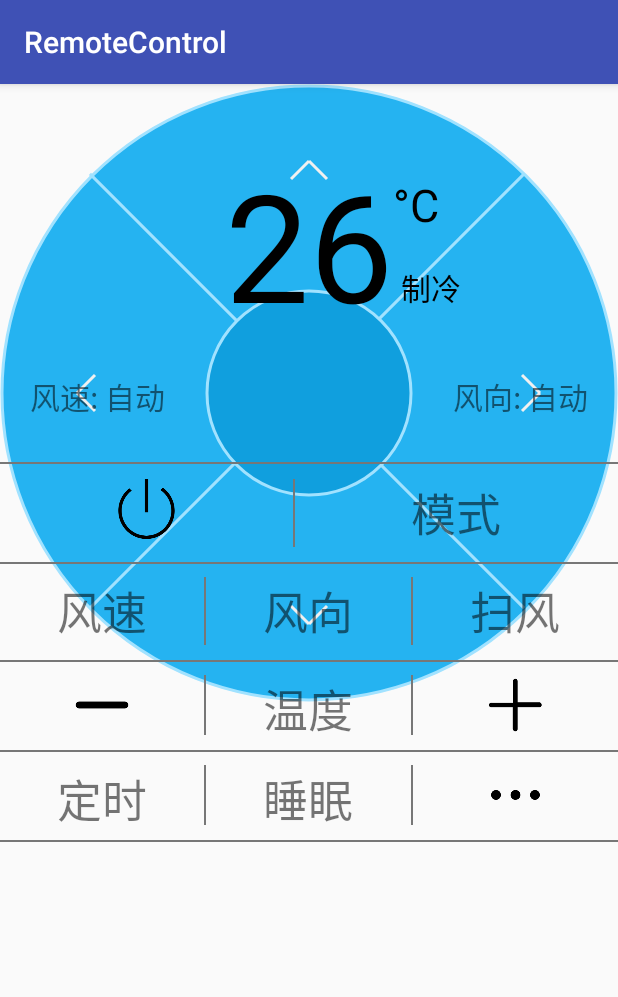
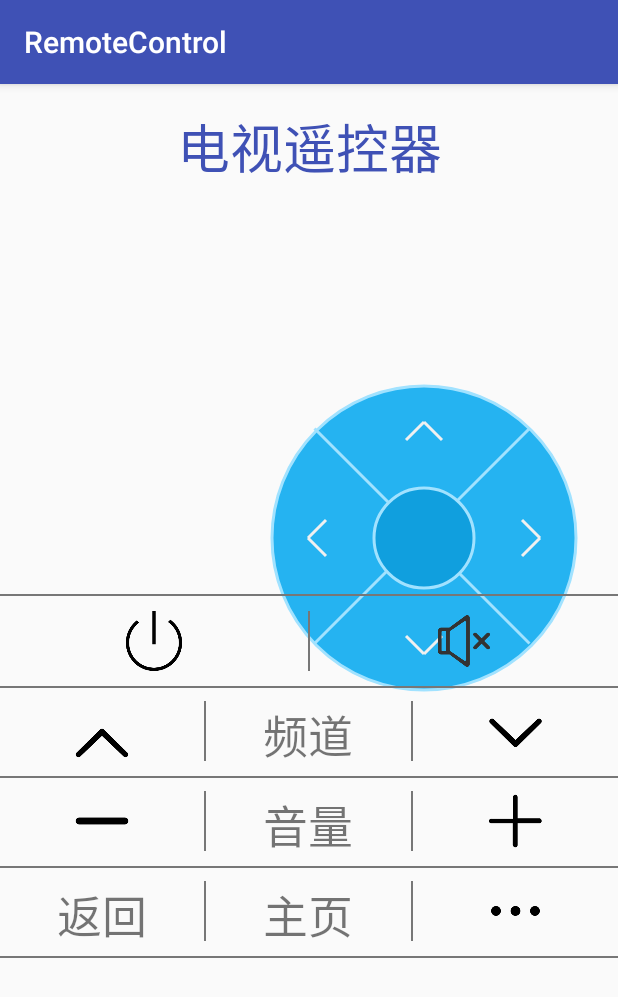
Before and after one commit to dick20/PhotoController, an Android app: the TvDetailActivity screen opened directly, with no data from a screen before it, on a phone screen of 412 x 824 dp. Shown: the top 997 px of the screen. Run offline under Robolectric (Android 15) with nearby library versions, the phone set to English and light mode, and no system bars.

Commit message:
完成电视的详情页面

```diff
--- a/app/src/main/java/dick/android/remotecontrol/WheelView.java
+++ b/app/src/main/java/dick/android/remotecontrol/WheelView.java
@@ -19,6 +19,8 @@ import static java.lang.Math.sqrt;
 public class WheelView extends View {
     WheelClickListener listener;
     int pressFlag ;
+    int temp_left = 270; // 调整左边距
+    int temp_up = 300; // 调整上边距
     public static final int CLICK_NONE = -1;
     public static final int CLICK_RIGHT_DOWN = 0, CLICK_BOTTOM_DOWN = 1, CLICK_LEFT_DOWN = 2, CLICK_TOP_DOWN = 3;
     public static final int CLICK_RIGHT_UP = 4, CLICK_BOTTOM_UP = 5, CLICK_LEFT_UP = 6, CLICK_TOP_UP = 7;
@@ -36,7 +38,7 @@ public class WheelView extends View {
 
     @Override
     protected void onDraw(Canvas canvas) {
-        int w = canvas.getWidth();
+        int w = (int)(canvas.getWidth() * 0.5);
         r1 = w / 2 - 2;
         r2 = r1 / 3;
         float density = getResources().getDisplayMetrics().density;
@@ -44,35 +46,35 @@ public class WheelView extends View {
         p.setColor(upClr);
         p.setAntiAlias(true);
         p.setStyle(Paint.Style.FILL);
-        canvas.drawCircle(w / 2, w / 2, r1, p);
+        canvas.drawCircle(w / 2+temp_left, w / 2+temp_up, r1, p);
         if (pressFlag >= CLICK_RIGHT_DOWN && pressFlag <= CLICK_TOP_DOWN) {
             p.setColor(innerClr);
-            canvas.drawArc(new RectF(0, 0, w, w), pressFlag * 90 - 45, 90, true, p);
+            canvas.drawArc(new RectF(temp_left, temp_up, temp_left+w, temp_up+w), pressFlag * 90 - 45, 90, true, p);
         }
         p.setColor(borderClr);
         p.setStyle(Paint.Style.STROKE);
         p.setStrokeWidth(density * 2f);
-        canvas.drawCircle(w / 2, w / 2, r1, p);
+        canvas.drawCircle(w / 2+temp_left, w / 2+temp_up, r1, p);
         float factor = (float) sqrt(2);
         p.setColor(borderClr);
-        canvas.drawLine(r1 - r1 / factor, r1 - r1 / factor, r1 + r1 / factor, r1 + r1 / factor, p);
-        canvas.drawLine(r1 - r1 / factor, r1 + r1 / factor, r1 + r1 / factor, r1 - r1 / factor, p);
+        canvas.drawLine(r1 - r1 / factor+temp_left, r1 - r1 / factor+temp_up, r1 + r1 / factor+temp_left, r1 + r1 / factor+temp_up, p);
+        canvas.drawLine(r1 - r1 / factor+temp_left, r1 + r1 / factor+temp_up, r1 + r1 / factor+temp_left, r1 - r1 / factor+temp_up, p);
         p.setColor(arrowClr);
         p.setStrokeJoin(Paint.Join.MITER);
-        canvas.drawLine(w / 8 + 12 * density, w / 2 - 12 * density, w / 8, w / 2, p);
-        canvas.drawLine(w / 8, w / 2, w / 8 + 12 * density, w / 2 + 12 * density, p);
-        canvas.drawLine(w * 7 / 8 - 12 * density, w / 2 - 12 * density, w * 7 / 8, w / 2, p);
-        canvas.drawLine(w * 7 / 8 - 12 * density, w / 2 + 12 * density, w * 7 / 8, w / 2, p);
-        canvas.drawLine(w / 2 - 12 * density, w / 8 + 12 * density, w / 2, w / 8, p);
-        canvas.drawLine(w / 2 + 12 * density, w / 8 + 12 * density, w / 2, w / 8, p);
-        canvas.drawLine(w / 2 - 12 * density, w * 7 / 8 - 12 * density, w / 2, w * 7 / 8, p);
-        canvas.drawLine(w / 2 + 12 * density, w * 7 / 8 - 12 * density, w / 2, w * 7 / 8, p);
+        canvas.drawLine(w / 8 + 12 * density+temp_left, w / 2 - 12 * density+temp_up, w / 8+temp_left, w / 2+temp_up, p);
+        canvas.drawLine(w / 8+temp_left, w / 2+temp_up, w / 8 + 12 * density+temp_left, w / 2 + 12 * density+temp_up, p);
+        canvas.drawLine(w * 7 / 8 - 12 * density+temp_left, w / 2 - 12 * density+temp_up, w * 7 / 8+temp_left, w / 2+temp_up, p);
+        canvas.drawLine(w * 7 / 8 - 12 * density+temp_left, w / 2 + 12 * density+temp_up, w * 7 / 8+temp_left, w / 2+temp_up, p);
+        canvas.drawLine(w / 2 - 12 * density+temp_left, w / 8 + 12 * density+temp_up, w / 2+temp_left, w / 8+temp_up, p);
+        canvas.drawLine(w / 2 + 12 * density+temp_left, w / 8 + 12 * density+temp_up, w / 2+temp_left, w / 8+temp_up, p);
+        canvas.drawLine(w / 2 - 12 * density+temp_left, w * 7 / 8 - 12 * density+temp_up, w / 2+temp_left, w * 7 / 8+temp_up, p);
+        canvas.drawLine(w / 2 + 12 * density+temp_left, w * 7 / 8 - 12 * density+temp_up, w / 2+temp_left, w * 7 / 8+temp_up, p);
         p.setColor(innerClr);
         p.setStyle(Paint.Style.FILL);
-        canvas.drawCircle(w / 2, w / 2, r2, p);
+        canvas.drawCircle(w / 2+temp_left, w / 2+temp_up, r2, p);
         p.setColor(borderClr);
         p.setStyle(Paint.Style.STROKE);
-        canvas.drawCircle(w / 2, w / 2, r2, p);
+        canvas.drawCircle(w / 2+temp_left, w / 2+temp_up, r2, p);
     }
 
     public interface WheelClickListener {
@@ -81,8 +83,8 @@ public class WheelView extends View {
 
     @Override
     public boolean onTouchEvent(MotionEvent event) {
-        float x = event.getX();
-        float y = event.getY();
+        float x = event.getX() - temp_left;
+        float y = event.getY() - temp_up;
         if (sqrt(r1 * r1) > hypot(r1 - x, r1 - y) && sqrt(r2 * r2) < hypot(r1 - x, r1 - y)) {
             if (event.getActionMasked() == MotionEvent.ACTION_DOWN) {
                 float translatedX = x - r1;
--- a/app/src/main/res/layout/activity_ac_detail.xml
+++ b/app/src/main/res/layout/activity_ac_detail.xml
@@ -15,12 +15,13 @@ tools:context=".MainActivity">
         app:layout_constraintRight_toRightOf="parent"
         app:layout_constraintTop_toTopOf="parent"
         android:layout_marginTop="15dp"
-        android:textSize="25dp"
+        android:textSize="35dp"
         android:textColor="@color/colorPrimary"
         />
 
     <android.support.constraint.ConstraintLayout
         app:layout_constraintTop_toTopOf="parent"
+        android:layout_marginTop="25dp"
         android:id="@+id/temperature"
         android:layout_width="match_parent"
         android:layout_height="wrap_content">
--- a/app/src/main/res/layout/activity_tv_detail.xml
+++ b/app/src/main/res/layout/activity_tv_detail.xml
@@ -7,7 +7,7 @@
     tools:context=".MainActivity">
 
     <TextView
-        android:id="@+id/controll_name"
+        android:id="@+id/controll_name2"
         android:layout_width="wrap_content"
         android:layout_height="wrap_content"
         android:text="电视遥控器"
@@ -15,7 +15,7 @@
         app:layout_constraintRight_toRightOf="parent"
         app:layout_constraintTop_toTopOf="parent"
         android:layout_marginTop="15dp"
-        android:textSize="25dp"
+        android:textSize="35dp"
         android:textColor="@color/colorPrimary"
         />
 
@@ -27,84 +27,22 @@
         app:layout_constraintRight_toRightOf="parent"
         />
 
-    <android.support.constraint.ConstraintLayout
+    <View
+        android:id="@+id/line1"
         app:layout_constraintTop_toTopOf="parent"
-        android:id="@+id/temperature"
+        android:layout_marginTop="350dp"
         android:layout_width="match_parent"
-        android:layout_height="wrap_content">
-
-        <TextView
-            android:id="@+id/number"
-            android:layout_width="wrap_content"
-            android:layout_height="wrap_content"
-            app:layout_constraintLeft_toLeftOf="parent"
-            app:layout_constraintRight_toRightOf="parent"
-            app:layout_constraintTop_toTopOf="parent"
-            android:layout_marginTop="40dp"
-            android:textSize="100dp"
-            android:text="26"
-            android:textColor="#000000"
-            />
-
-        <TextView
-            android:id="@+id/oc"
-            android:layout_width="wrap_content"
-            android:layout_height="wrap_content"
-            app:layout_constraintLeft_toRightOf="@id/number"
-            app:layout_constraintTop_toTopOf="parent"
-            android:layout_marginTop="60dp"
-            android:textSize="30dp"
-            android:text="°C"
-            android:textColor="#000000"
-            />
-
-        <TextView
-            android:id="@+id/mode"
-            android:layout_width="wrap_content"
-            android:layout_height="wrap_content"
-            app:layout_constraintLeft_toRightOf="@id/number"
-            app:layout_constraintTop_toBottomOf="@id/oc"
-            android:layout_marginTop="20dp"
-            android:layout_marginLeft="5dp"
-            android:textSize="20dp"
-            android:text="制冷"
-            android:textColor="#000000"
-            />
-
-        <TextView
-            android:id="@+id/wind_speed"
-            android:layout_width="wrap_content"
-            android:layout_height="wrap_content"
-            app:layout_constraintLeft_toLeftOf="parent"
-            app:layout_constraintTop_toBottomOf="@id/number"
-            android:layout_marginLeft="20dp"
-            android:layout_marginTop="20dp"
-            android:textSize="20dp"
-            android:text="风速: 自动"
-            />
-        <TextView
-            android:id="@+id/wind_direction"
-            android:layout_width="wrap_content"
-            android:layout_height="wrap_content"
-            app:layout_constraintRight_toRightOf="parent"
-            app:layout_constraintTop_toBottomOf="@id/number"
-            android:layout_marginRight="20dp"
-            android:layout_marginTop="20dp"
-            android:textSize="20dp"
-            android:text="风向: 自动"
-            />
-    </android.support.constraint.ConstraintLayout>
+        android:layout_height="1dp"/>
 
     <LinearLayout xmlns:android="http://schemas.android.com/apk/res/android"
-        app:layout_constraintTop_toBottomOf="@id/temperature"
-        android:id="@+id/open_banner"
+        app:layout_constraintTop_toBottomOf="@id/line1"
+        android:id="@+id/open_banner2"
         android:layout_width="match_parent"
-        android:layout_marginTop="40dp"
         android:layout_height="wrap_content"
         android:orientation="horizontal">
 
         <ImageView
-            android:id="@+id/open_but"
+            android:id="@+id/open_but_tv"
             android:layout_width="40dp"
             android:layout_height="40dp"
             android:layout_weight="1"
@@ -116,31 +54,42 @@
             android:layout_height="match_parent"
             android:background="#777777"/>
 
-        <TextView
-            android:id="@+id/mode_but"
-            android:layout_width="wrap_content"
-            android:layout_height="wrap_content"
+        <ImageView
+            android:id="@+id/mute_but"
+            android:layout_width="40dp"
+            android:layout_height="40dp"
             android:layout_weight="1"
+            android:src="@drawable/mute"
             android:gravity="center_horizontal"
-            android:text="模式"
-            android:textSize="30dp"
             />
     </LinearLayout>
     <LinearLayout xmlns:android="http://schemas.android.com/apk/res/android"
-        app:layout_constraintTop_toBottomOf="@id/open_banner"
+        app:layout_constraintTop_toBottomOf="@id/open_banner2"
         android:id="@+id/wind_banner"
         android:layout_width="match_parent"
         android:layout_marginTop="20dp"
         android:layout_height="wrap_content"
         android:orientation="horizontal">
 
+        <ImageView
+            android:id="@+id/up_but"
+            android:layout_width="40dp"
+            android:layout_height="40dp"
+            android:layout_weight="1"
+            android:src="@drawable/up"
+            />
+
+        <View
+            android:layout_width="1.5dp"
+            android:layout_height="match_parent"
+            android:background="#777777"/>
+
         <TextView
-            android:id="@+id/speed_but"
-            android:layout_width="wrap_content"
-            android:layout_height="wrap_content"
+            android:layout_width="40dp"
+            android:layout_height="40dp"
             android:layout_weight="1"
             android:gravity="center_horizontal"
-            android:text="风速"
+            android:text="频道"
             android:textSize="30dp"
             />
 
@@ -148,28 +97,13 @@
             android:layout_width="1.5dp"
             android:layout_height="match_parent"
             android:background="#777777"/>
-        <TextView
-            android:id="@+id/direction_but"
-            android:layout_width="wrap_content"
-            android:layout_height="wrap_content"
+
+        <ImageView
+            android:id="@+id/down_but"
+            android:layout_width="40dp"
+            android:layout_height="40dp"
             android:layout_weight="1"
-            android:gravity="center_horizontal"
-            android:text="风向"
-            android:textSize="30dp"
-            />
-
-        <View
-            android:layout_width="1.5dp"
-            android:layout_height="match_parent"
-            android:background="#777777"/>
-        <TextView
-            android:id="@+id/sao_but"
-            android:layout_width="wrap_content"
-            android:layout_height="wrap_content"
-            android:layout_weight="1"
-            android:gravity="center_horizontal"
-            android:text="扫风"
-            android:textSize="30dp"
+            android:src="@drawable/down"
             />
     </LinearLayout>
 
@@ -182,7 +116,7 @@
         android:orientation="horizontal">
 
         <ImageView
-            android:id="@+id/decrease_but"
+            android:id="@+id/decrease_but2"
             android:layout_width="40dp"
             android:layout_height="40dp"
             android:layout_weight="1"
@@ -199,7 +133,7 @@
             android:layout_height="40dp"
             android:layout_weight="1"
             android:gravity="center_horizontal"
-            android:text="温度"
+            android:text="音量"
             android:textSize="30dp"
             />
 
@@ -209,7 +143,7 @@
             android:background="#777777"/>
 
         <ImageView
-            android:id="@+id/increase_but"
+            android:id="@+id/increase_but2"
             android:layout_width="40dp"
             android:layout_height="40dp"
             android:layout_weight="1"
@@ -231,7 +165,7 @@
             android:layout_height="40dp"
             android:layout_weight="1"
             android:gravity="center_horizontal"
-            android:text="定时"
+            android:text="返回"
             android:textSize="30dp"
             />
 
@@ -246,7 +180,7 @@
             android:layout_height="40dp"
             android:layout_weight="1"
             android:gravity="center_horizontal"
-            android:text="睡眠"
+            android:text="主页"
             android:textSize="30dp"
             />
 
@@ -273,14 +207,14 @@
         android:background="#777777"/>
 
     <View
-        app:layout_constraintTop_toBottomOf="@id/open_banner"
+        app:layout_constraintTop_toBottomOf="@id/open_banner2"
         android:layout_marginTop="10dp"
         android:layout_width="match_parent"
         android:layout_height="1dp"
         android:background="#777777"/>
 
     <View
-        app:layout_constraintBottom_toTopOf="@id/open_banner"
+        app:layout_constraintBottom_toTopOf="@id/open_banner2"
         android:layout_marginBottom="10dp"
         android:layout_width="match_parent"
         android:layout_height="1dp"
```
Also changed, not shown: app/src/main/res/drawable/down.png (added), app/src/main/res/drawable/mute.png (added), app/src/main/res/drawable/up.png (added).
